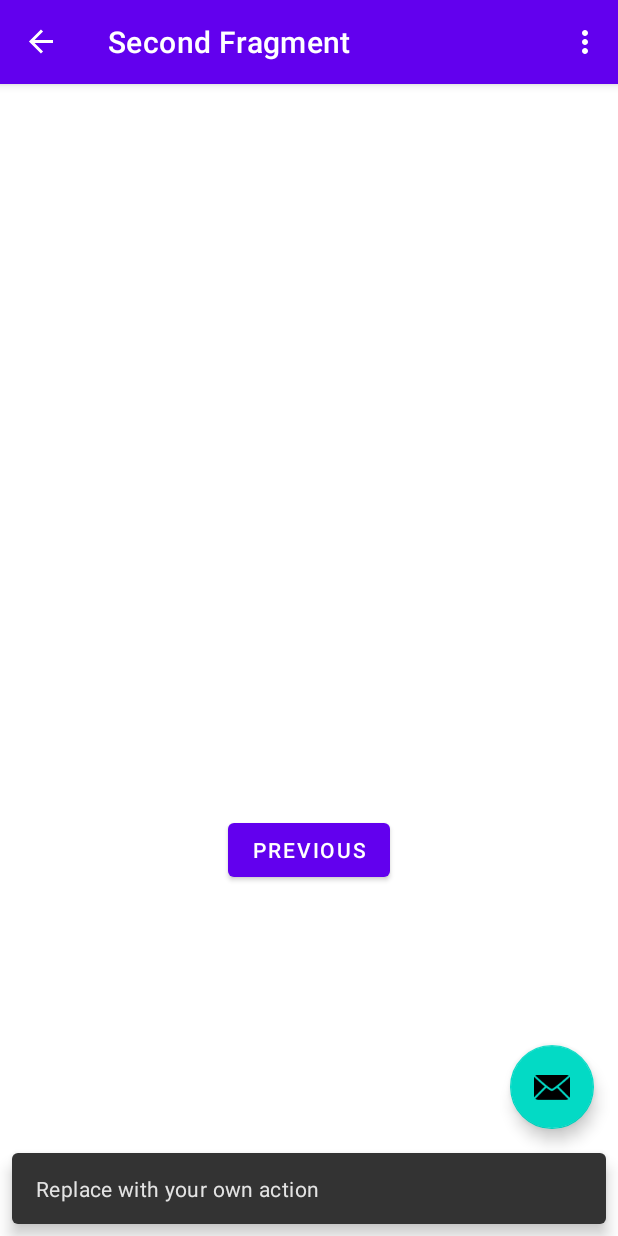
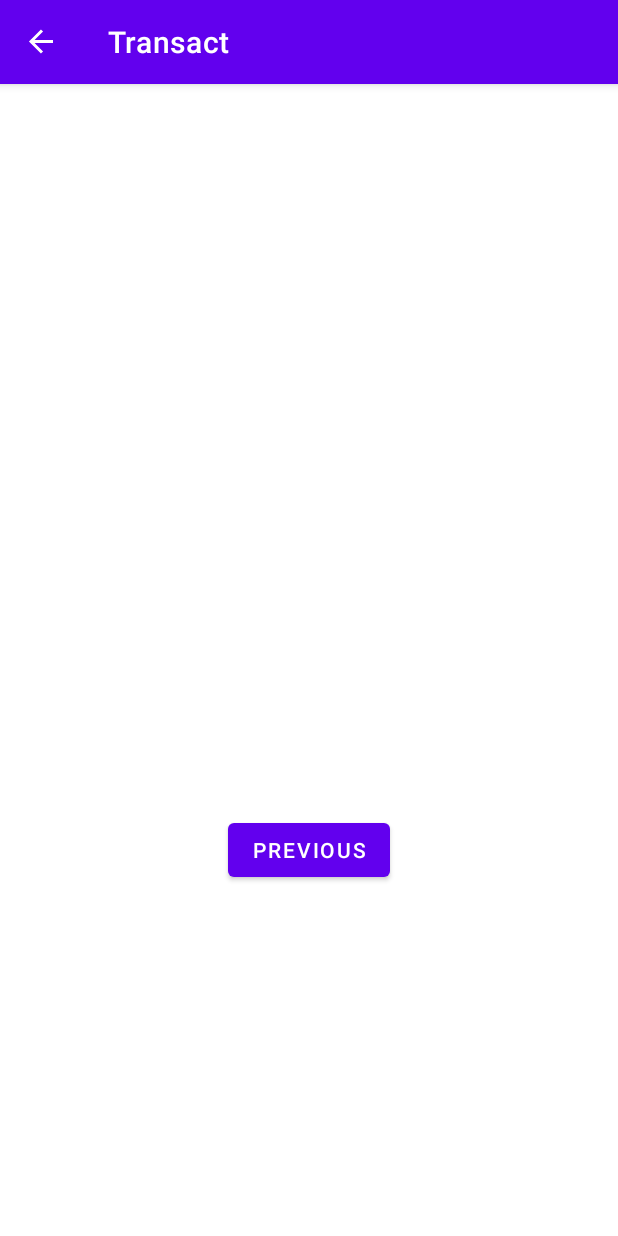
Before and after one commit to meyeroliver/Flash, an Android app: the screen it shows after launch (MainActivity), after a tap on "NEXT", on a phone screen of 412 x 824 dp. Run offline under Robolectric (Android 15) with nearby library versions, the phone set to English and light mode, and no system bars; our stand-ins replace navigation-ui; 1 other tap on this screen came first.

Commit message:
cleaning up the main activity

```diff
--- a/app/src/main/java/com/example/flash/MainActivity.kt
+++ b/app/src/main/java/com/example/flash/MainActivity.kt
@@ -27,27 +27,6 @@ class MainActivity : AppCompatActivity() {
         val navController = findNavController(R.id.nav_host_fragment_content_main)
         appBarConfiguration = AppBarConfiguration(navController.graph)
         setupActionBarWithNavController(navController, appBarConfiguration)
-
-        binding.fab.setOnClickListener { view ->
-            Snackbar.make(view, "Replace with your own action", Snackbar.LENGTH_LONG)
-                    .setAction("Action", null).show()
-        }
-    }
-
-    override fun onCreateOptionsMenu(menu: Menu): Boolean {
-        // Inflate the menu; this adds items to the action bar if it is present.
-        menuInflater.inflate(R.menu.menu_main, menu)
-        return true
-    }
-
-    override fun onOptionsItemSelected(item: MenuItem): Boolean {
-        // Handle action bar item clicks here. The action bar will
-        // automatically handle clicks on the Home/Up button, so long
-        // as you specify a parent activity in AndroidManifest.xml.
-        return when (item.itemId) {
-            R.id.action_settings -> true
-            else -> super.onOptionsItemSelected(item)
-        }
     }
 
     override fun onSupportNavigateUp(): Boolean {
--- a/app/src/main/res/layout/activity_main.xml
+++ b/app/src/main/res/layout/activity_main.xml
@@ -21,14 +21,4 @@
     </com.google.android.material.appbar.AppBarLayout>
 
     <include layout="@layout/content_main" />
-
-    <com.google.android.material.floatingactionbutton.FloatingActionButton
-        android:id="@+id/fab"
-        android:layout_width="wrap_content"
-        android:layout_height="wrap_content"
-        android:layout_gravity="bottom|end"
-        android:layout_marginEnd="@dimen/fab_margin"
-        android:layout_marginBottom="16dp"
-        app:srcCompat="@android:drawable/ic_dialog_email" />
-
 </androidx.coordinatorlayout.widget.CoordinatorLayout>
--- a/app/src/main/res/navigation/nav_graph.xml
+++ b/app/src/main/res/navigation/nav_graph.xml
@@ -8,7 +8,7 @@
     <fragment
         android:id="@+id/FirstFragment"
         android:name="com.example.flash.FirstFragment"
-        android:label="@string/first_fragment_label"
+        android:label="@string/wallet_fragment_label"
         tools:layout="@layout/fragment_first">
 
         <action
@@ -18,7 +18,7 @@
     <fragment
         android:id="@+id/SecondFragment"
         android:name="com.example.flash.SecondFragment"
-        android:label="@string/second_fragment_label"
+        android:label="@string/transact_fragment_label"
         tools:layout="@layout/fragment_second">
 
         <action
--- a/app/src/main/res/values/strings.xml
+++ b/app/src/main/res/values/strings.xml
@@ -2,8 +2,8 @@
     <string name="app_name">Flash</string>
     <string name="action_settings">Settings</string>
     <!-- Strings used for fragments for navigation -->
-    <string name="first_fragment_label">First Fragment</string>
-    <string name="second_fragment_label">Second Fragment</string>
+    <string name="wallet_fragment_label">Wallet</string>
+    <string name="transact_fragment_label">Transact</string>
     <string name="next">Next</string>
     <string name="previous">Previous</string>
 
```
